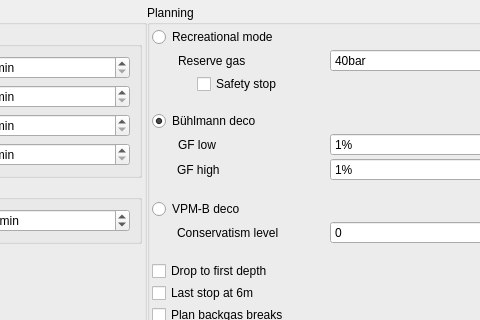
Above: desktop-widgets/plannerSettings.ui from subsurface/subsurface before the change; both pictures show x 222 to 702 and y 0 to 320 of the 1102 by 442 pixel window. Below: the same form after it.
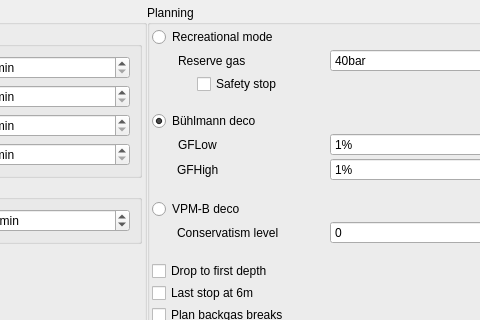
That is the form after the change.

Commit message: Use GFLow, GFHigh (not GFlow, GF Low, GF low).

Patch:
```diff
--- a/desktop-widgets/plannerSettings.ui
+++ b/desktop-widgets/plannerSettings.ui
@@ -340,7 +340,7 @@
           <item row="8" column="1">
            <widget class="QLabel" name="label_15">
             <property name="text">
-             <string>GF low</string>
+             <string>GFLow</string>
             </property>
             <property name="indent">
              <number>26</number>
@@ -357,7 +357,7 @@
           <item row="9" column="1">
            <widget class="QLabel" name="label_16">
             <property name="text">
-             <string>GF high</string>
+             <string>GFHigh</string>
             </property>
             <property name="indent">
              <number>25</number>
```
The commit also changes 4 other files.
